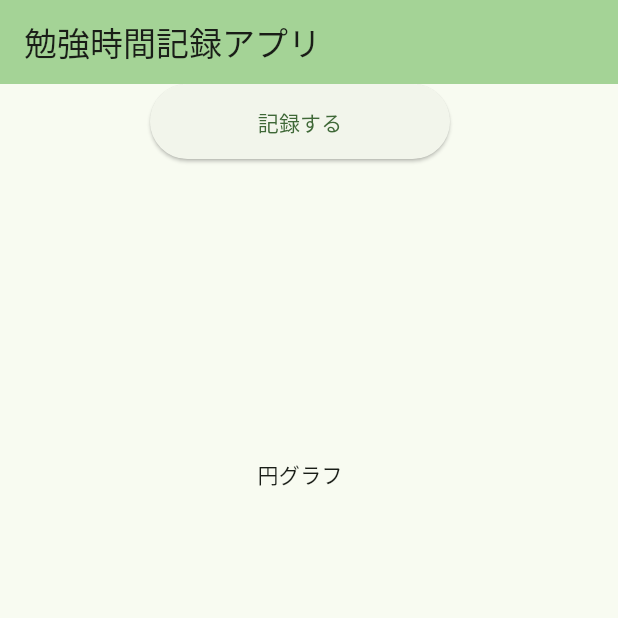
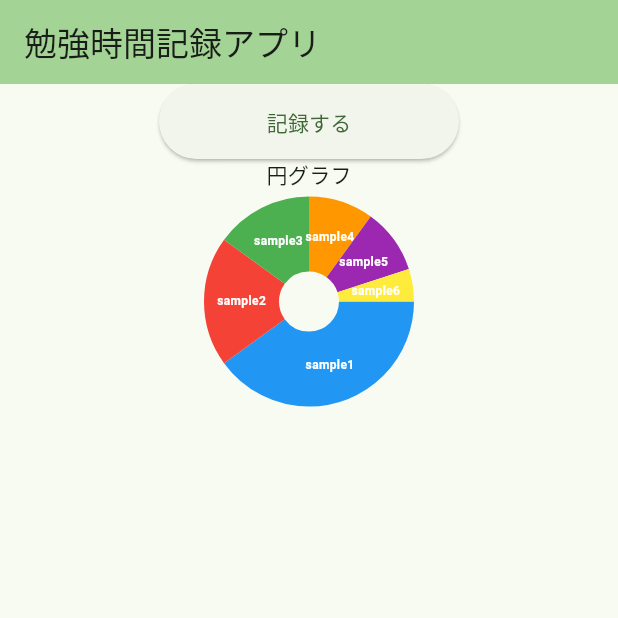
Before and after one commit to Yuuu12345/StudyTime, a Flutter app: the screen it shows after launch, on a phone screen of 412 x 824 dp, the top half of it. Run offline on Flutter 3.47's test engine with Material 3 defaults, Android fonts, the light colour scheme and no system bars; drawn by our look-alikes of fl_chart; our stand-ins replace cloud_firestore, firebase_core; accounts and stored records are empty.

Commit message:
円グラフの追加とfirebaseに対応

```diff
--- a/lib/main.dart
+++ b/lib/main.dart
@@ -1,46 +1,99 @@
 import 'package:flutter/material.dart';
 import 'package:studytime/next_page.dart';
+import 'package:fl_chart/fl_chart.dart';
+import 'package:cloud_firestore/cloud_firestore.dart';
+import 'package:firebase_core/firebase_core.dart';
 
-void main() {
+Future<void> main() async {
+  await Firebase.initializeApp();
   runApp(const MyApp());
 }
 
+
 class MyApp extends StatelessWidget {
-  const MyApp({super.key});
-
-  // This widget is the root of your application.
+    const MyApp({super.key});
   @override
   Widget build(BuildContext context) {
     return MaterialApp(
-      title: '勉強記録アプリ',
       theme: ThemeData(
         colorScheme: ColorScheme.fromSeed(seedColor: Color.fromARGB(255, 6, 159, 19)),
         useMaterial3: true,
       ),
-      home: const MyHomePage(title: '勉強時間記録アプリ'),
+      home: piechartSample(),
     );
   }
 }
 
-class MyHomePage extends StatefulWidget {
-  const MyHomePage({super.key, required this.title});
-  final String title;
-
-  @override
-  State<MyHomePage> createState() => _MyHomePageState();
-}
-
-class _MyHomePageState extends State<MyHomePage> {
-
+class piechartSample extends StatelessWidget {
   @override
   Widget build(BuildContext context) {
+    List<PieChartSectionData> sections = List.generate(6, (index) {
+      final double radius = 50;
+      switch (index) {
+        case 0:
+          return PieChartSectionData(
+            color: Colors.blue,
+            value: 40,
+            title: 'sample1',
+            radius: radius,
+            titleStyle: TextStyle(
+              fontSize: 8,fontWeight: FontWeight.bold,color: Colors.white),
+          );
+        case 1:
+          return PieChartSectionData(
+            color: Colors.red,
+            value: 20,
+            title: 'sample2',
+            radius: radius,
+            titleStyle: TextStyle(
+              fontSize: 8,fontWeight: FontWeight.bold,color: Colors.white),
+          );
+        case 2:
+         return PieChartSectionData(
+          color: Colors.green,
+          value: 15,
+          title: 'sample3',
+          radius: radius,
+          titleStyle: TextStyle(
+            fontSize: 8,fontWeight: FontWeight.bold,color: Colors.white),
+         );
+        case 3:
+         return PieChartSectionData(
+          color: Colors.orange,
+          value: 10,
+          title: 'sample4',
+          radius: radius,
+          titleStyle: TextStyle(
+            fontSize: 8,fontWeight: FontWeight.bold,color: Colors.white),
+         );
+        case 4:
+         return PieChartSectionData(
+          color: Colors.purple,
+          value: 10,
+          title: 'sample5',
+          radius: radius,
+          titleStyle: TextStyle(
+            fontSize: 8,fontWeight: FontWeight.bold,color: Colors.white),
+         );
+        case 5:
+         return PieChartSectionData(
+          color: Colors.yellow,
+          value: 5,
+          title: 'sample6',
+          radius: radius,
+          titleStyle: TextStyle(
+            fontSize: 8,fontWeight: FontWeight.bold,color: Colors.white)
+         );
+        default:
+         return null!;
+      }
+    });
     return Scaffold(
       appBar: AppBar(
         backgroundColor: Theme.of(context).colorScheme.inversePrimary,
-        title: Text(widget.title),
+        title: const Text('勉強時間記録アプリ'),
       ),
-      body: Padding(
-        padding: const EdgeInsets.only(left:100.0),
+      body: Center(
         child: Column(
           children: [
             SizedBox(
@@ -57,8 +110,19 @@
               },
               )
             ),
-            Padding(padding: const EdgeInsets.only(top:200.0)),
-            const Text('円グラフ')
+            const Text('円グラフ'),
+            SizedBox(
+              width:200,
+              height:150,
+
+              child:PieChart(
+                PieChartData(
+                  sectionsSpace: 0,
+                  centerSpaceRadius:20,
+                  sections: sections,
+                ),
+              ),
+            ),
           ]
         ),
       ),
--- a/pubspec.yaml
+++ b/pubspec.yaml
@@ -33,10 +33,15 @@ dependencies:
 
 
 
+
   # The following adds the Cupertino Icons font to your application.
   # Use with the CupertinoIcons class for iOS style icons.
   cupertino_icons: ^1.0.2
   fl_chart: ^0.55.1
+  firebase_core: ^2.25.4
+  cloud_firestore: ^4.15.4
+  firebase_auth: ^4.17.4
+
 
 dev_dependencies:
   flutter_test:
```
Also changed, not shown: pubspec.lock, 1 other file.
